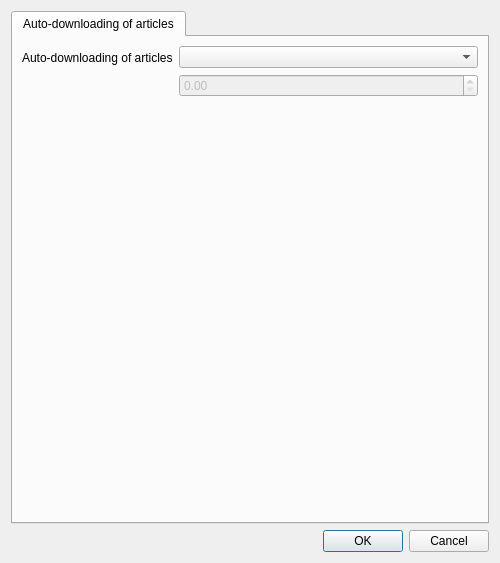
First picture: the form in src/librssguard/services/abstract/gui/formfeeddetails.ui, repository martinrotter/rssguard, before the edit.
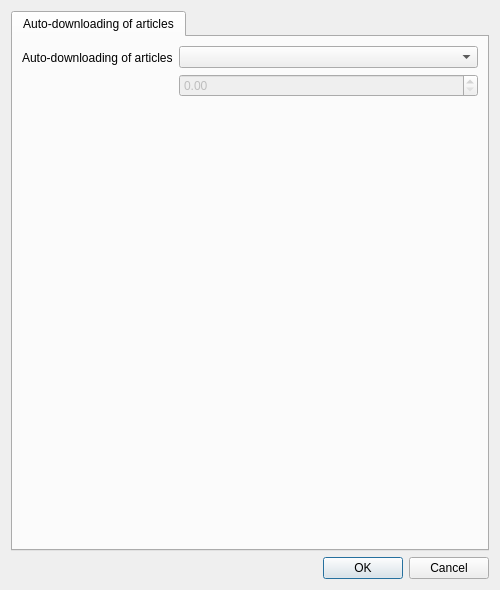
Second picture: the form after the edit. Custom widgets are drawn as their Qt base class.

The edit to the form file:
```diff
--- a/src/librssguard/services/abstract/gui/formfeeddetails.ui
+++ b/src/librssguard/services/abstract/gui/formfeeddetails.ui
@@ -7,7 +7,7 @@
     <x>0</x>
     <y>0</y>
     <width>500</width>
-    <height>563</height>
+    <height>590</height>
    </rect>
   </property>
   <property name="windowTitle">
```
